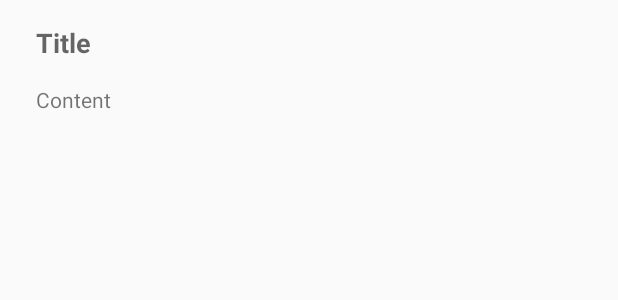
After one commit to AllanWang/Capsule, an Android app: the layout changelog_content.xml on its own in the app's theme, with its tools: preview values and no code run, on a phone screen of 412 x 824 dp. The commit adds this screen. Shown: the top 300 px of the screen. Run offline under Robolectric (Android 15) with nearby library versions, the phone set to English and light mode, and no system bars.

Commit message:
changelog dialog

```diff
--- a/library/build.gradle
+++ b/library/build.gradle
@@ -31,6 +31,7 @@ dependencies {
     compile "com.android.support:support-v4:$ANDROID_SUPPORT_LIBS"
     compile "com.android.support:design:$ANDROID_SUPPORT_LIBS"
     compile 'com.jakewharton.timber:timber:4.3.0'
+    compile 'com.afollestad.material-dialogs:core:0.9.0.1'
 }
 
 // build a jar with source files
--- /dev/null
+++ b/library/src/main/res/layout/changelog_content.xml
@@ -0,0 +1,31 @@
+<?xml version="1.0" encoding="utf-8"?>
+<LinearLayout
+    xmlns:android="http://schemas.android.com/apk/res/android"
+    xmlns:tools="http://schemas.android.com/tools"
+    android:layout_width="fill_parent"
+    android:layout_height="wrap_content"
+    android:orientation="vertical"
+    android:paddingBottom="@dimen/dialog_margin_bottom"
+    android:paddingLeft="@dimen/dialog_margin"
+    android:paddingRight="@dimen/dialog_margin">
+
+    <TextView
+        android:id="@+id/changelog_title"
+        android:layout_width="match_parent"
+        android:layout_height="wrap_content"
+        android:lineSpacingMultiplier="1.6"
+        android:paddingTop="@dimen/dialog_margin_bottom"
+        tools:text="Title"
+        android:textAppearance="@style/TextAppearance.AppCompat.Medium"
+        android:textStyle="bold"/>
+
+    <TextView
+        android:id="@+id/changelog_content"
+        android:layout_width="match_parent"
+        android:layout_height="wrap_content"
+        android:lineSpacingMultiplier="1.6"
+        android:paddingTop="@dimen/dialog_margin_bottom"
+        tools:text="Content"
+        android:textAppearance="@style/TextAppearance.AppCompat.Small"/>
+
+</LinearLayout>
--- a/library/src/main/res/values/strings.xml
+++ b/library/src/main/res/values/strings.xml
@@ -1,3 +1,9 @@
 <resources>
     <string name="app_name">Library</string>
+
+    <!-- Changelog Dialog Content -->
+    <string name="changelog_dialog_title">Changelog</string>
+    <string name="default_new_version_title">Update</string>
+    <string name="empty_changelog">Empty Changelog</string>
+    <string name="great">Great</string>
 </resources>
```
Also changed, not shown: library/src/main/java/com/pitchedapps/capsule/library/changelog/ChangelogAdapter.java (added, +69 -0 lines), library/src/main/java/com/pitchedapps/capsule/library/changelog/ChangelogDialog.java (added, +96 -0 lines), library/src/main/java/com/pitchedapps/capsule/library/changelog/ChangelogXmlParser.java (added, +114 -0 lines), library/src/main/res/values/dimens.xml (added, +35 -0 lines).
